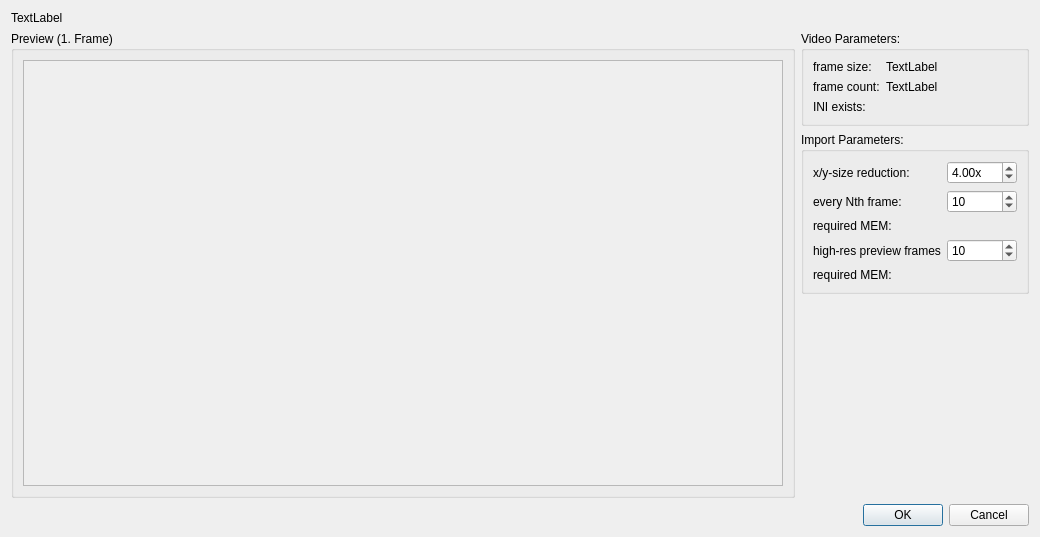
Old version of the form source/importdialog.ui in the repository jkriege2/SlitScanGenerator.
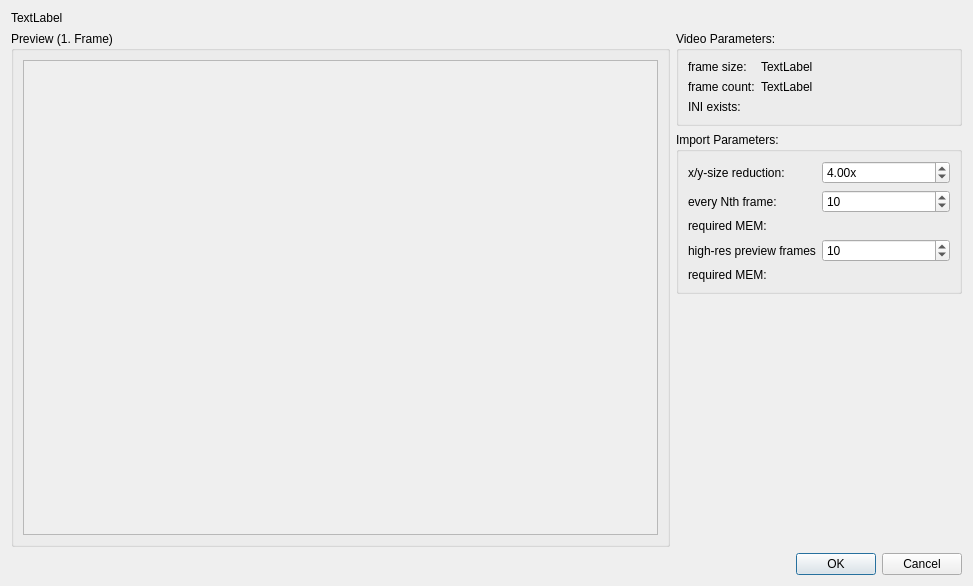
New version of the form.

Commit message: - New Output Format JPEG (with selectable quality) - You can choose to put the output files into a subfolder per video file (to group them) - Only a subrange of videoframes can be selected - you can add still half-image before and after the stack - You can choose the slit width - You can step through the video with increased step-size (especially useful together with the new slit width option) - You can select a style for the Qt Widgets (Fusion is default now on Windows!) - several refactorings to improve code quality

Patch:
```diff
--- a/source/importdialog.ui
+++ b/source/importdialog.ui
@@ -6,8 +6,8 @@
    <rect>
     <x>0</x>
     <y>0</y>
-    <width>1040</width>
-    <height>537</height>
+    <width>973</width>
+    <height>586</height>
    </rect>
   </property>
   <property name="windowTitle">
@@ -80,6 +80,12 @@
       </item>
       <item row="0" column="1">
        <widget class="QDoubleSpinBox" name="spinXYFactor">
+        <property name="minimumSize">
+         <size>
+          <width>128</width>
+          <height>0</height>
+         </size>
+        </property>
         <property name="suffix">
          <string>x</string>
         </property>
```
Left out of the diff: 6 changed lines with no effect on the pictures. The commit also changes 36 other files.
